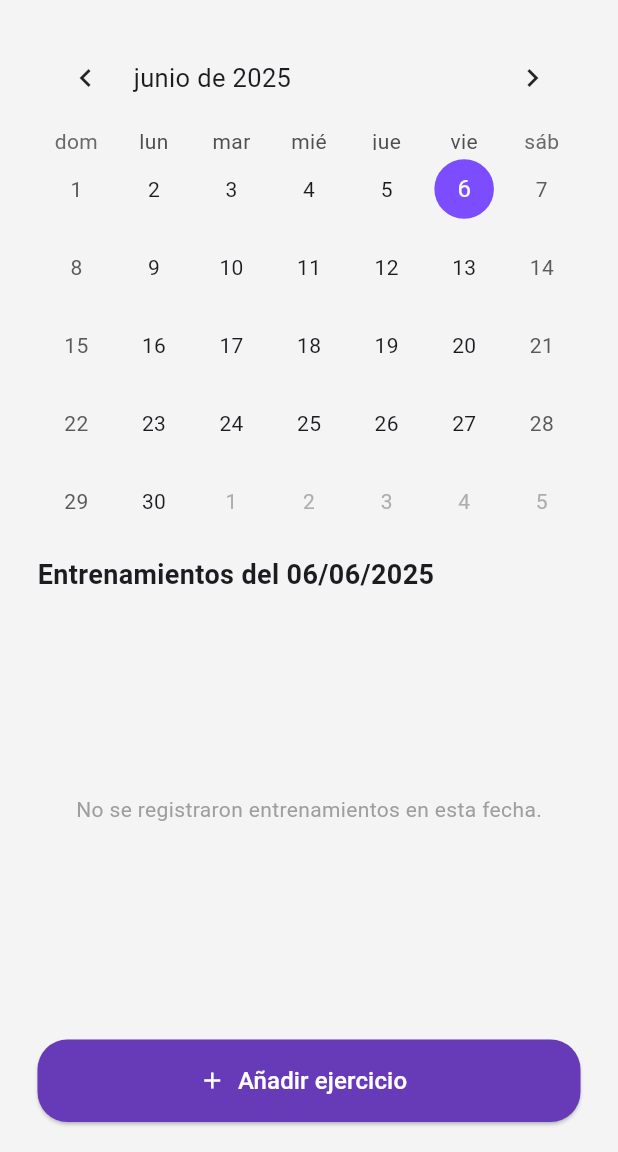
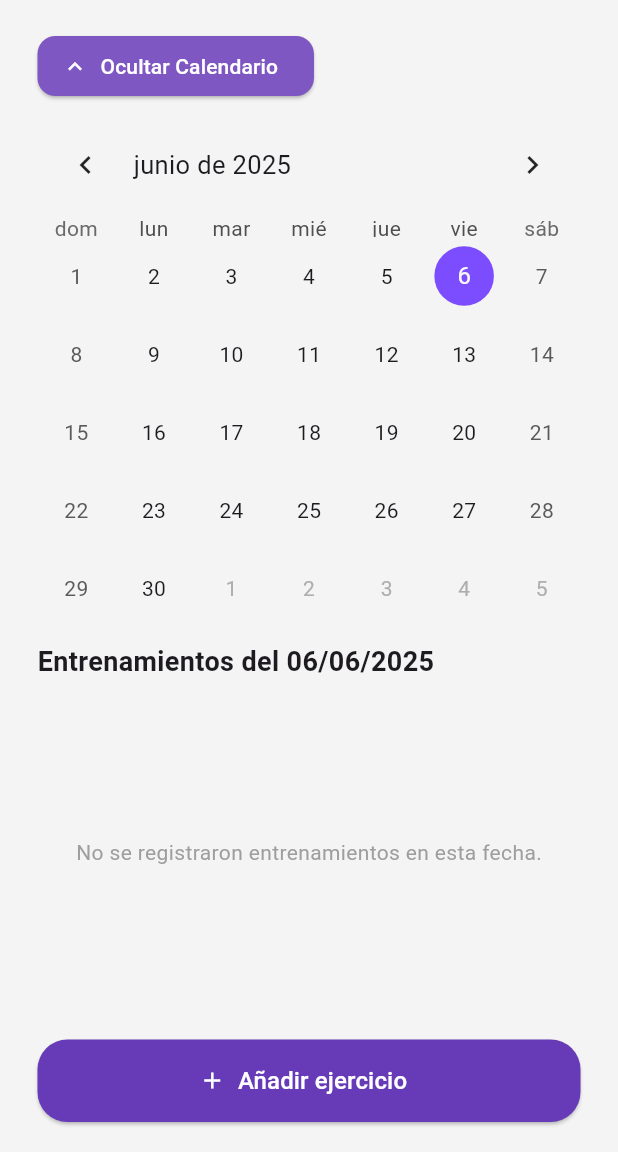
Before and after one commit to DanteFarfan/myapp, a Flutter app: the screen it shows after launch, on a phone screen of 412 x 824 dp, the part 84-1236 px from its top. Run offline on Flutter 3.47's test engine with Material 3 defaults, Android fonts, the phone set to English and light mode, and no system bars; drawn by our look-alikes of table_calendar; our stand-ins replace sqflite; accounts and stored records are empty.

Commit message:
calendario update 1

```diff
--- a/lib/view/home_screen.dart
+++ b/lib/view/home_screen.dart
@@ -17,6 +17,7 @@ class _HomeScreenState extends State<HomeScreen> {
   List<DatosEntrenamiento> entrenamientosDelDia = [];
   DateTime _fechaSeleccionada = DateTime.now();
   Map<DateTime, List<DatosEntrenamiento>> _eventosPorFecha = {};
+  bool mostrarCalendario = true;
 
   @override
   void initState() {
@@ -161,12 +162,36 @@ class _HomeScreenState extends State<HomeScreen> {
         child: Column(
           crossAxisAlignment: CrossAxisAlignment.start,
           children: [
+            ElevatedButton.icon(
+              onPressed: () {
+                setState(() {
+                  mostrarCalendario = !mostrarCalendario;
+                });
+              },
+              icon: Icon(
+                mostrarCalendario ? Icons.expand_less : Icons.expand_more,
+                color: Colors.white,
+              ),
+              label: Text(
+                mostrarCalendario ? 'Ocultar Calendario' : 'Mostrar Calendario',
+                style: const TextStyle(color: Colors.white),
+              ),
+              style: ElevatedButton.styleFrom(
+                backgroundColor: Colors.deepPurple.shade400,
+                shape: RoundedRectangleBorder(
+                  borderRadius: BorderRadius.circular(12),
+                ),
+              ),
+            ),
+            const SizedBox(height: 10),
+            if (mostrarCalendario)
               TableCalendar(
                 locale: 'es_ES',
                 firstDay: DateTime(2000),
                 lastDay: DateTime(2100),
                 focusedDay: _fechaSeleccionada,
-              selectedDayPredicate: (day) => isSameDay(_fechaSeleccionada, day),
+                selectedDayPredicate:
+                    (day) => isSameDay(_fechaSeleccionada, day),
                 onDaySelected: (selectedDay, focusedDay) {
                   setState(() {
                     _fechaSeleccionada = selectedDay;
```
Also changed, not shown: 4 other files. Lines whose indentation alone changed are shown as unchanged.
